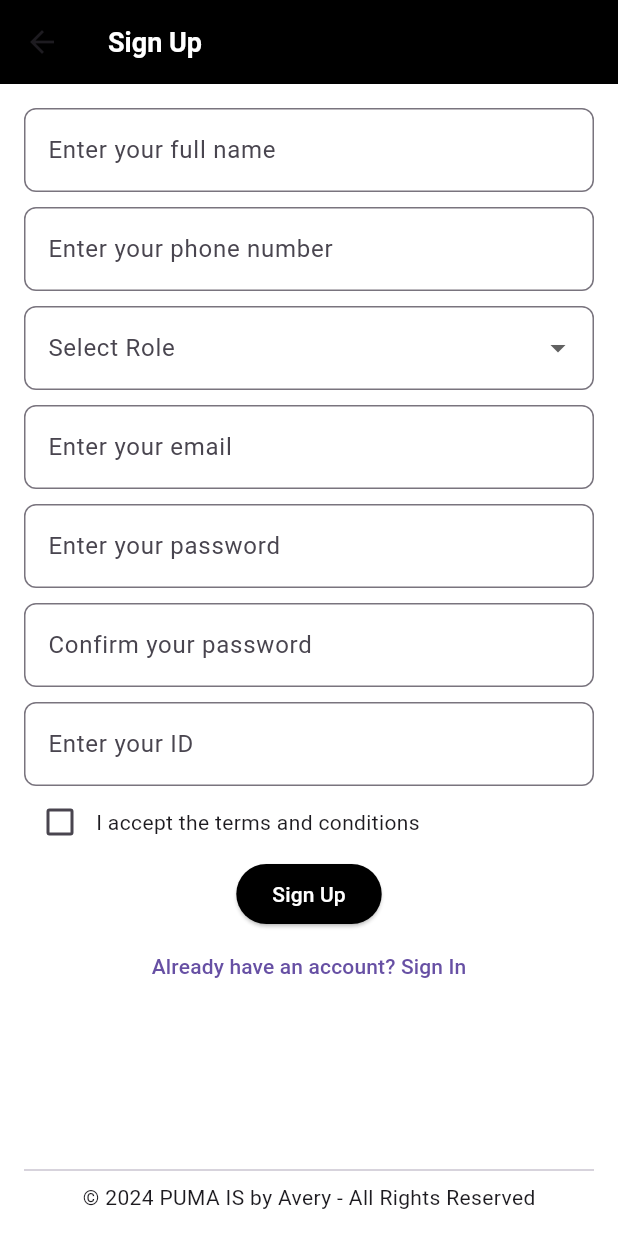
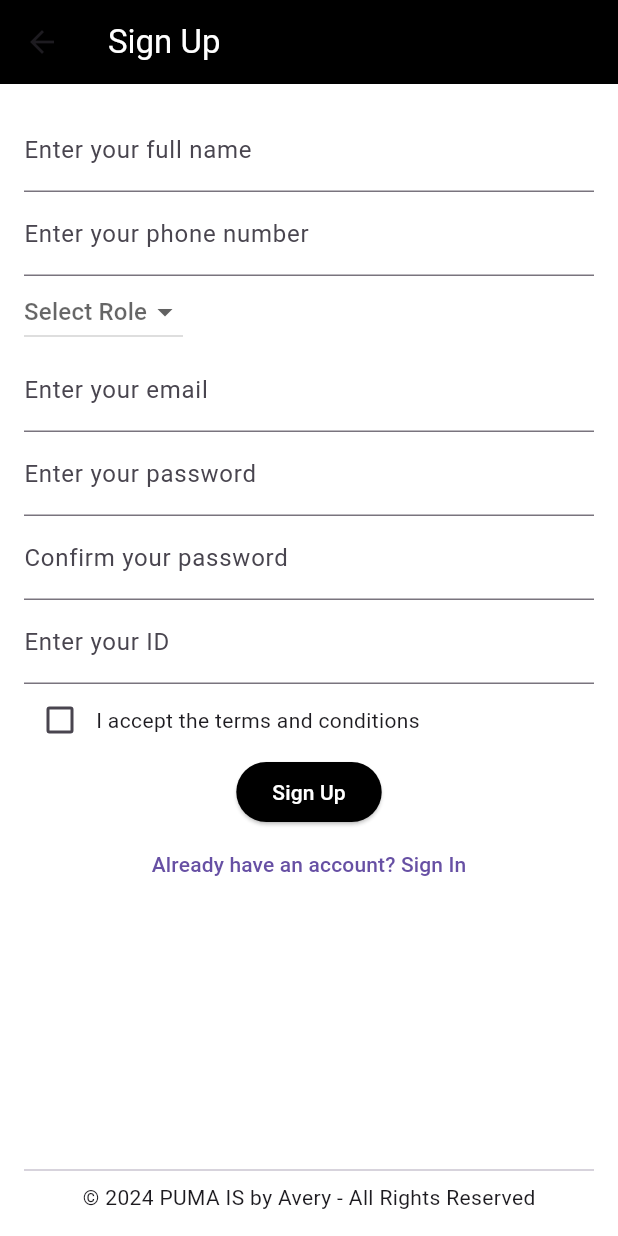
Before and after one commit to shynnyy/MPFinalproject, a Flutter app: the Signup screen opened directly, on a phone screen of 412 x 824 dp. Run offline on Flutter 3.47's test engine with Material 3 defaults, Android fonts, the phone set to English and light mode, and no system bars.

Commit message:
login and register

```diff
--- a/puma/lib/main.dart
+++ b/puma/lib/main.dart
@@ -2,6 +2,7 @@
 // import 'package:final_project/screens/signin.dart';
 import 'package:flutter/material.dart';
 import 'package:puma/screens/Signin.dart';
+
 // void main() async {
 //   WidgetsFlutterBinding.ensureInitialized();
 //   await Firebase.initializeApp();
@@ -10,6 +11,7 @@
 void main() {
   runApp(const MyApp()); // Ensure this is the main entry point
 }
+
 class MyApp extends StatelessWidget {
   const MyApp({super.key});
   @override
--- a/puma/lib/screens/Signup.dart
+++ b/puma/lib/screens/Signup.dart
@@ -119,11 +119,7 @@ class SignupState extends State<Signup> {
         backgroundColor: Colors.black,
         title: const Text(
           'Sign Up',
-          style: TextStyle(
-            color: Colors.white,
-            fontSize: 18, // Ukuran font lebih kecil
-            fontWeight: FontWeight.bold, // Membuat teks menjadi bold
-          ),
+          style: TextStyle(color: Colors.white),
         ),
       ),
       body: Container(
@@ -134,28 +130,20 @@ class SignupState extends State<Signup> {
           children: [
             TextField(
               controller: _fullNameController,
-              decoration: InputDecoration(
-                labelText: 'Enter your full name',
-                border: OutlineInputBorder(
-                  borderRadius: BorderRadius.circular(8),
-                ),
-              ),
+              decoration:
+                  const InputDecoration(labelText: 'Enter your full name'),
               onChanged: onChangedFullName,
             ),
-            const SizedBox(height: 10),
             TextField(
               controller: _phoneNumberController,
-              decoration: InputDecoration(
-                labelText: 'Enter your phone number',
-                border: OutlineInputBorder(
-                  borderRadius: BorderRadius.circular(8),
-                ),
-              ),
+              decoration:
+                  const InputDecoration(labelText: 'Enter your phone number'),
               onChanged: onChangedPhoneNumber,
             ),
-            const SizedBox(height: 10),
-            DropdownButtonFormField<String>(
-              value: role.isEmpty ? null : role,
+            DropdownButton<String>(
+              value: role.isEmpty
+                  ? null
+                  : role, // Show null for empty initial value
               items: ['Student', 'Lecturer'].map((String role) {
                 return DropdownMenuItem<String>(
                   value: role,
@@ -163,69 +151,37 @@ class SignupState extends State<Signup> {
                 );
               }).toList(),
               onChanged: onChangedRole,
-              decoration: InputDecoration(
-                labelText: 'Select Role',
-                border: OutlineInputBorder(
-                  borderRadius: BorderRadius.circular(8),
-                ),
-              ),
+              hint: const Text('Select Role'),
             ),
-            const SizedBox(height: 10),
             TextField(
               controller: _emailController,
-              decoration: InputDecoration(
-                labelText: 'Enter your email',
-                border: OutlineInputBorder(
-                  borderRadius: BorderRadius.circular(8),
-                ),
-              ),
+              decoration: const InputDecoration(labelText: 'Enter your email'),
               onChanged: onChangedEmail,
             ),
-            const SizedBox(height: 10),
             TextField(
               controller: _passwordController,
               obscureText: true,
-              decoration: InputDecoration(
-                labelText: 'Enter your password',
-                border: OutlineInputBorder(
-                  borderRadius: BorderRadius.circular(8),
-                ),
-              ),
+              decoration:
+                  const InputDecoration(labelText: 'Enter your password'),
               onChanged: onChangedPassword,
             ),
-            const SizedBox(height: 10),
             TextField(
               controller: _confirmPasswordController,
               obscureText: true,
-              decoration: InputDecoration(
-                labelText: 'Confirm your password',
-                border: OutlineInputBorder(
-                  borderRadius: BorderRadius.circular(8),
-                ),
-              ),
+              decoration:
+                  const InputDecoration(labelText: 'Confirm your password'),
               onChanged: onChangedConfirmPassword,
             ),
-            const SizedBox(height: 10),
             TextField(
               controller: _IDController,
-              decoration: InputDecoration(
-                labelText: 'Enter your ID',
-                border: OutlineInputBorder(
-                  borderRadius: BorderRadius.circular(8),
-                ),
-              ),
+              decoration: const InputDecoration(labelText: 'Enter your ID'),
               onChanged: onChangedID,
             ),
             if (role == 'Student') ...[
-              const SizedBox(height: 10),
               TextField(
                 controller: _batchController,
-                decoration: InputDecoration(
-                  labelText: 'Enter your batch',
-                  border: OutlineInputBorder(
-                    borderRadius: BorderRadius.circular(8),
-                  ),
-                ),
+                decoration:
+                    const InputDecoration(labelText: 'Enter your batch'),
                 onChanged: onChangedBatch,
               ),
             ],
```
